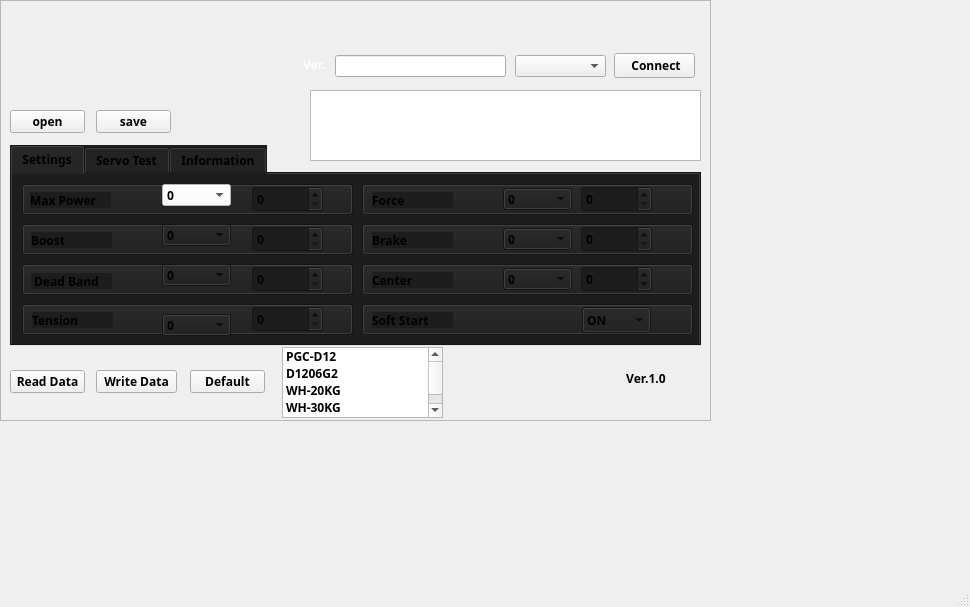
This is HDclientNew/mainwindow.ui in lisi099/ServoFixtureAll as Qt 5 draws it before an edit. The edited form follows.
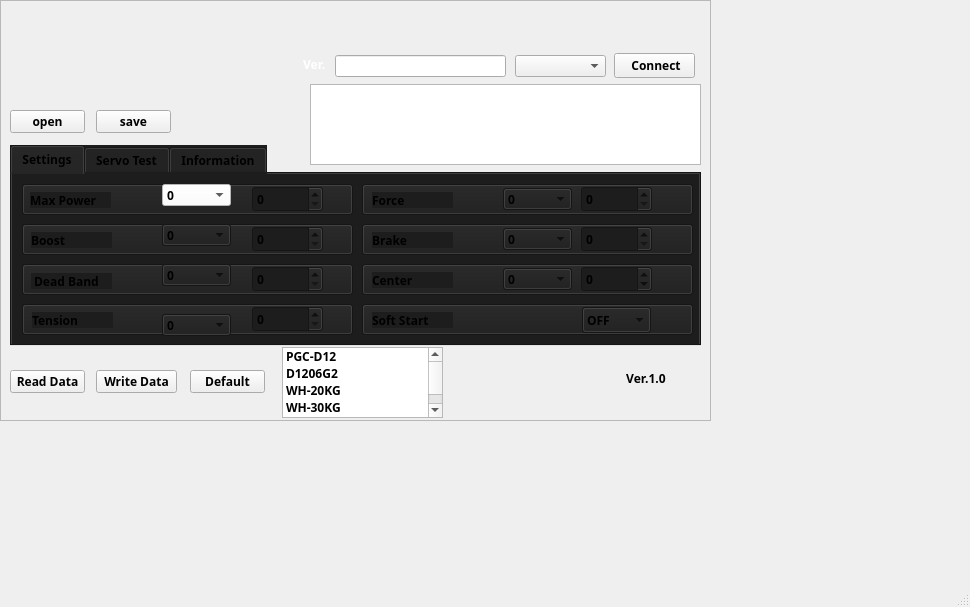
This is the edited form. The open tabs and pages were chosen to show the change. Icons and pictures are not drawn. Custom widgets are drawn as their Qt base class.

Diff of the .ui file:
```diff
--- a/HDclientNew/mainwindow.ui
+++ b/HDclientNew/mainwindow.ui
@@ -702,11 +702,6 @@
         <bold>true</bold>
        </font>
       </property>
-      <item>
-       <property name="text">
-        <string>ON</string>
-       </property>
-      </item>
       <item>
        <property name="text">
         <string>OFF</string>
@@ -1563,24 +1558,24 @@
     <property name="geometry">
      <rect>
       <x>310</x>
-      <y>90</y>
+      <y>84</y>
       <width>391</width>
-      <height>71</height>
+      <height>81</height>
      </rect>
     </property>
     <property name="font">
      <font>
       <family>微软雅黑</family>
-      <weight>75</weight>
-      <bold>true</bold>
+      <weight>50</weight>
+      <bold>false</bold>
      </font>
     </property>
     <property name="html">
      <string>&lt;!DOCTYPE HTML PUBLIC &quot;-//W3C//DTD HTML 4.0//EN&quot; &quot;http://www.w3.org/TR/REC-html40/strict.dtd&quot;&gt;
 &lt;html&gt;&lt;head&gt;&lt;meta name=&quot;qrichtext&quot; content=&quot;1&quot; /&gt;&lt;style type=&quot;text/css&quot;&gt;
 p, li { white-space: pre-wrap; }
-&lt;/style&gt;&lt;/head&gt;&lt;body style=&quot; font-family:'微软雅黑'; font-size:9pt; font-weight:600; font-style:normal;&quot;&gt;
-&lt;p style=&quot;-qt-paragraph-type:empty; margin-top:0px; margin-bottom:0px; margin-left:0px; margin-right:0px; -qt-block-indent:0; text-indent:0px; font-family:'SimSun'; font-weight:400;&quot;&gt;&lt;br /&gt;&lt;/p&gt;&lt;/body&gt;&lt;/html&gt;</string>
+&lt;/style&gt;&lt;/head&gt;&lt;body style=&quot; font-family:'微软雅黑'; font-size:9pt; font-weight:400; font-style:normal;&quot;&gt;
+&lt;p style=&quot;-qt-paragraph-type:empty; margin-top:0px; margin-bottom:0px; margin-left:0px; margin-right:0px; -qt-block-indent:0; text-indent:0px; font-family:'SimSun';&quot;&gt;&lt;br /&gt;&lt;/p&gt;&lt;/body&gt;&lt;/html&gt;</string>
     </property>
    </widget>
    <widget class="QPushButton" name="pushButton_connect">
```
Left out of the diff: 7 changed lines with no effect on the pictures.
